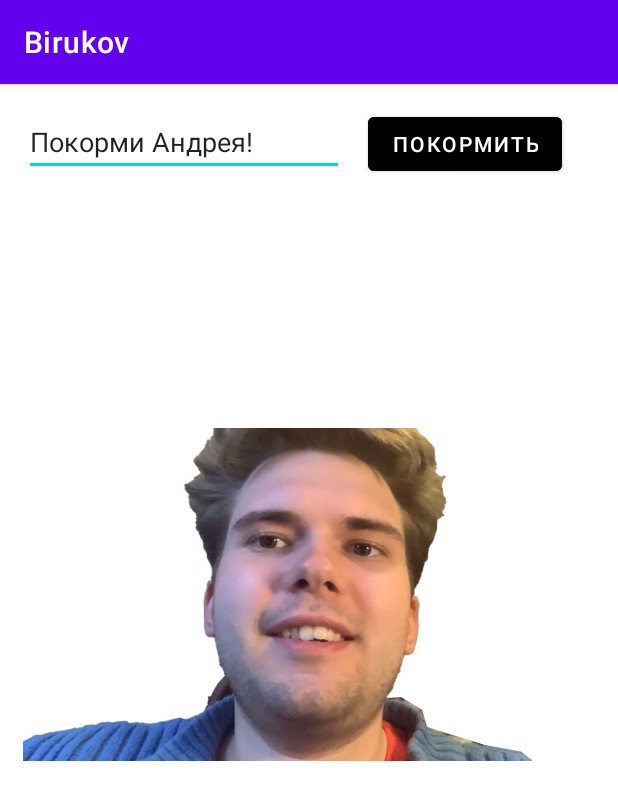
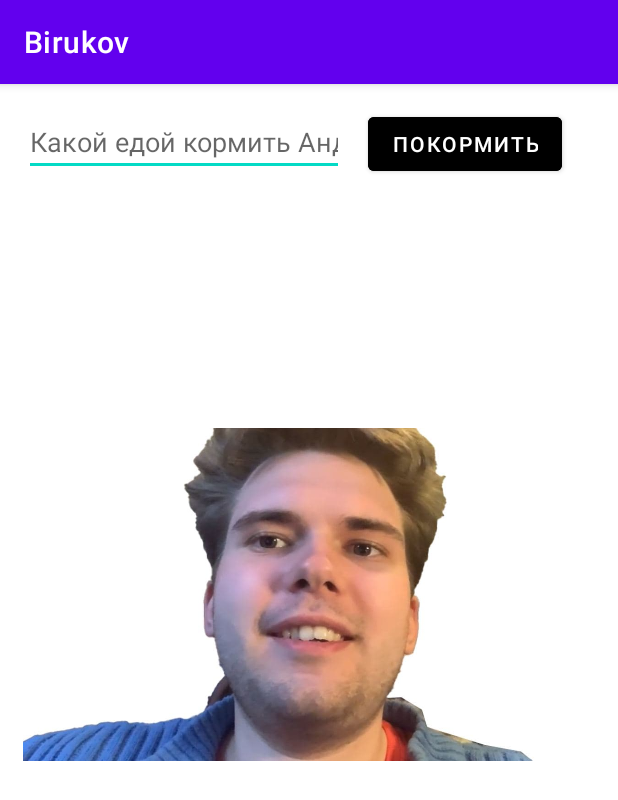
Before and after one commit to MariaMsu/Birukov, an Android app: the screen it shows after launch (MainActivity), on a phone screen of 412 x 824 dp. Shown: the top 800 px of the screen. Run offline under Robolectric (Android 15) with nearby library versions, the phone set to English and light mode, and no system bars.

Commit message:
add hint

```diff
--- a/app/src/main/res/layout/activity_main.xml
+++ b/app/src/main/res/layout/activity_main.xml
@@ -14,7 +14,7 @@
         android:layout_marginTop="16dp"
         android:ems="10"
         android:inputType="textPersonName"
-        android:text="Покорми Андрея!"
+        android:hint="Какой едой кормить Андрея?"
         app:layout_constraintStart_toStartOf="parent"
         app:layout_constraintTop_toTopOf="parent" />
 
```
